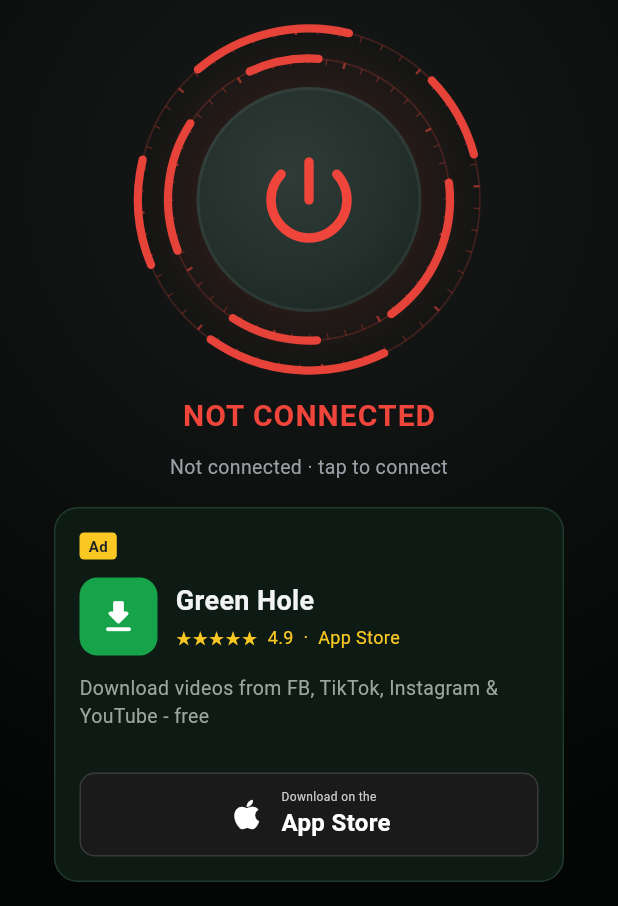
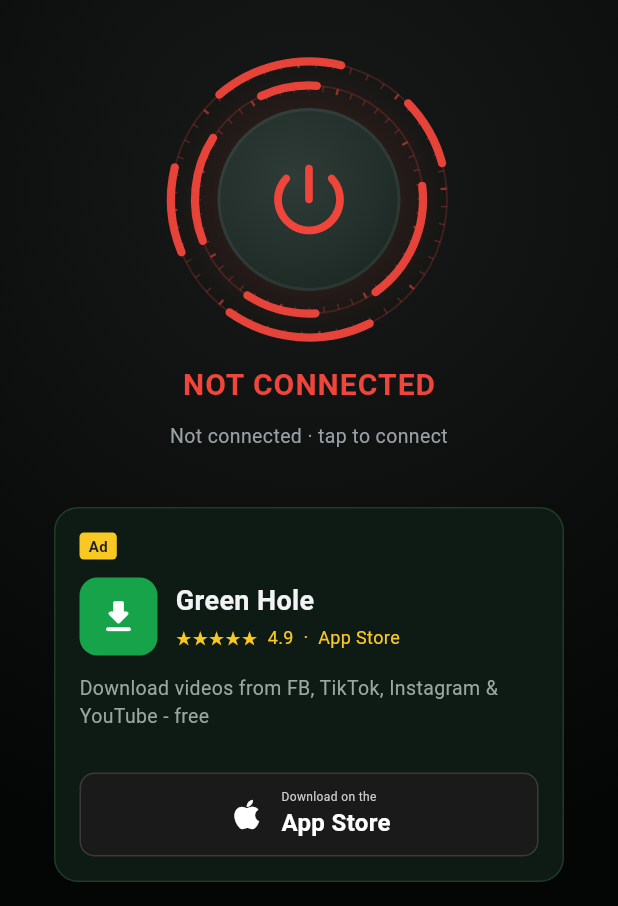
Before and after one commit to oscarmayoofficial-code/greenvpn-ios, a Flutter app: the screen it shows after launch, on a phone screen of 412 x 824 dp, the part 330-1236 px from its top. Run offline on Flutter 3.47's test engine with Material 3 defaults, Android fonts, the phone set to English and light mode, and no system bars; our stand-ins replace shared_preferences; network calls fail.

Commit message:
iOS home: orb smaller (190) per feedback

```diff
--- a/lib/widgets/vpn_orb.dart
+++ b/lib/widgets/vpn_orb.dart
@@ -62,8 +62,8 @@
     return GestureDetector(
       onTap: widget.onTap,
       child: SizedBox(
-        width: 232,
-        height: 232,
+        width: 190,
+        height: 190,
         child: AnimatedBuilder(
           animation: Listenable.merge([_ringMid, _ringInner, _pulse, _pop]),
           builder: (context, _) {
@@ -78,23 +78,23 @@
                 Transform.rotate(
                   angle: _ringMid.value * 2 * math.pi,
                   child: CustomPaint(
-                    size: const Size(232, 232),
-                    painter: _RingPainter(color: ringColor, radius: 114, dashed: true),
+                    size: const Size(190, 190),
+                    painter: _RingPainter(color: ringColor, radius: 92, dashed: true),
                   ),
                 ),
                 Transform.rotate(
                   angle: -_ringInner.value * 2 * math.pi,
                   child: CustomPaint(
-                    size: const Size(232, 232),
-                    painter: _RingPainter(color: ringColor, radius: 94, dashed: true),
+                    size: const Size(190, 190),
+                    painter: _RingPainter(color: ringColor, radius: 76, dashed: true),
                   ),
                 ),
                 // core
                 Transform.scale(
                   scale: 0.9 + 0.1 * pop,
                   child: Container(
-                    width: 150,
-                    height: 150,
+                    width: 122,
+                    height: 122,
                     decoration: BoxDecoration(
                       shape: BoxShape.circle,
                       gradient: RadialGradient(
@@ -120,7 +120,7 @@
                     angle: (1 - pop) * -2.1,
                     child: Icon(
                       Icons.power_settings_new_rounded,
-                      size: 76,
+                      size: 62,
                       color: ringColor,
                     ),
                   ),
@@ -142,8 +142,8 @@
   @override
   Widget build(BuildContext context) {
     return Container(
-      width: 232,
-      height: 232,
+      width: 190,
+      height: 190,
       decoration: BoxDecoration(
         shape: BoxShape.circle,
         gradient: RadialGradient(
```
